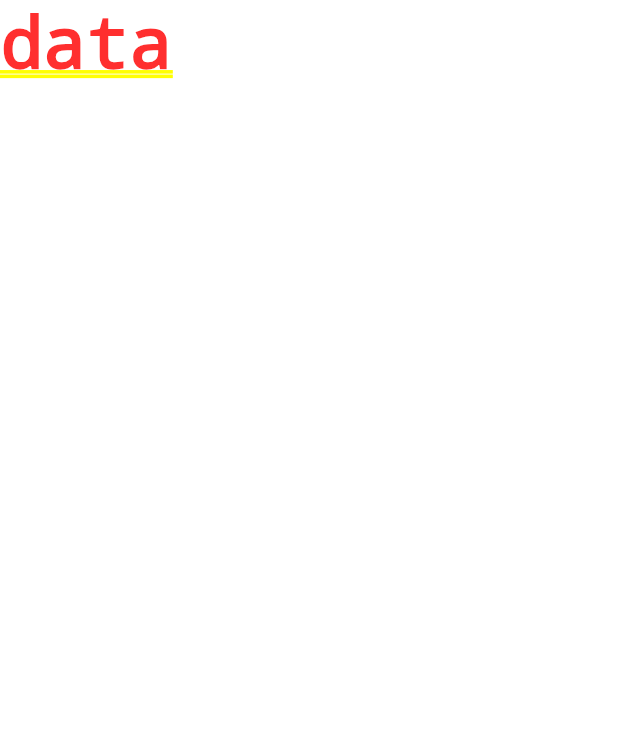
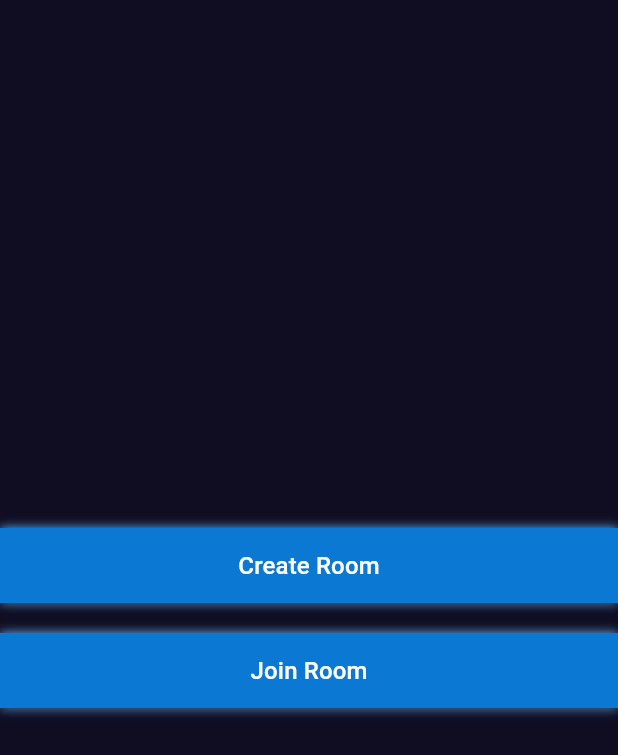
Before and after one commit to Aniket2812/X-O, a Flutter app: the screen it shows after launch, on a phone screen of 412 x 824 dp. Shown: the top 755 px of the screen. Run offline on Flutter 3.47's test engine with Material 3 defaults, Android fonts, the phone set to English and light mode, and no system bars.

Commit message:
join/create screens made

```diff
--- a/lib/main.dart
+++ b/lib/main.dart
@@ -1,4 +1,8 @@
 import 'package:flutter/material.dart';
+import 'package:xno/screens/create_room_screen.dart';
+import 'package:xno/screens/join_room_screen.dart';
+import 'package:xno/screens/main_menu_screen.dart';
+import 'package:xno/utils/colors.dart';
 
 void main() {
   runApp(const MyApp());
@@ -11,10 +15,15 @@ class MyApp extends StatelessWidget {
   Widget build(BuildContext context) {
     return MaterialApp(
       title: 'Flutter Demo',
-      theme: ThemeData(
-        colorScheme: ColorScheme.fromSeed(seedColor: Colors.deepPurple),
+      theme: ThemeData.dark().copyWith(
+        scaffoldBackgroundColor: bgColor,
       ),
-      home: const Text("data"),
+      routes: {
+        MainMenuScreen.routeName: (context) => const MainMenuScreen(),
+        JoinRoomScreen.routeName: (context) => const JoinRoomScreen(),
+        CreateRoomScreen.routeName: (context) => const CreateRoomScreen(),
+      },
+      initialRoute: MainMenuScreen.routeName,
     );
   }
 }
--- /dev/null
+++ b/lib/responsive/responsive.dart
@@ -0,0 +1,16 @@
+import 'package:flutter/material.dart';
+
+class Responsive extends StatelessWidget {
+  final Widget child;
+  const Responsive({super.key, required this.child});
+
+  @override
+  Widget build(BuildContext context) {
+    return Center(
+      child: ConstrainedBox(
+        constraints: const BoxConstraints(maxHeight: 600),
+        child: child,
+      ),
+    );
+  }
+}
--- /dev/null
+++ b/lib/screens/main_menu_screen.dart
@@ -0,0 +1,34 @@
+import 'package:flutter/material.dart';
+import 'package:xno/responsive/responsive.dart';
+import 'package:xno/screens/create_room_screen.dart';
+import 'package:xno/screens/join_room_screen.dart';
+import 'package:xno/widgets/custom_button.dart';
+
+class MainMenuScreen extends StatelessWidget {
+  static String routeName = '/main-menu';
+  const MainMenuScreen({super.key});
+
+  void createRoom(BuildContext context) {
+    Navigator.pushNamed(context, CreateRoomScreen.routeName);
+  }
+
+  void joinRoom(BuildContext context) {
+    Navigator.pushNamed(context, JoinRoomScreen.routeName);
+  }
+
+  @override
+  Widget build(BuildContext context) {
+    return Scaffold(
+      body: Responsive(
+        child: Column(
+          mainAxisAlignment: MainAxisAlignment.center,
+          children: [
+            CustomButton(onTap: () => createRoom(context), text: "Create Room"),
+            const SizedBox(height: 20),
+            CustomButton(onTap: () => joinRoom(context), text: "Join Room"),
+          ],
+        ),
+      ),
+    );
+  }
+}
--- /dev/null
+++ b/lib/utils/colors.dart
@@ -0,0 +1,3 @@
+import 'package:flutter/material.dart';
+
+const bgColor = Color.fromRGBO(16, 13, 34, 1);
--- /dev/null
+++ b/lib/widgets/custom_button.dart
@@ -0,0 +1,37 @@
+import 'package:flutter/material.dart';
+
+class CustomButton extends StatelessWidget {
+  final VoidCallback onTap;
+  final String text;
+  const CustomButton({super.key, required this.onTap, required this.text});
+
+  @override
+  Widget build(BuildContext context) {
+    final width = MediaQuery.of(context).size.width;
+    return Container(
+      decoration: const BoxDecoration(
+        boxShadow: [
+          BoxShadow(
+            color: Color.fromARGB(255, 99, 185, 255),
+            blurRadius: 5,
+            spreadRadius: 0
+          )
+        ]
+      ),
+      child: ElevatedButton(
+        onPressed: onTap,
+        style: ElevatedButton.styleFrom(
+          shape: RoundedRectangleBorder(
+            borderRadius: BorderRadius.circular(0),
+          ),
+          minimumSize: Size(width, 50),
+          backgroundColor: const Color.fromARGB(255, 11, 121, 211),
+        ),
+        child: Text(
+          text,
+          style: const TextStyle(fontSize: 16, color: Colors.white),
+        ),
+      ),
+    );
+  }
+}
```
Also changed, not shown: lib/screens/create_room_screen.dart (added, +54 -0 lines), lib/screens/join_room_screen.dart (added, +66 -0 lines), lib/widgets/custom_text.dart (added, +27 -0 lines), lib/widgets/custom_text_field.dart (added, +34 -0 lines), 1 other file.
